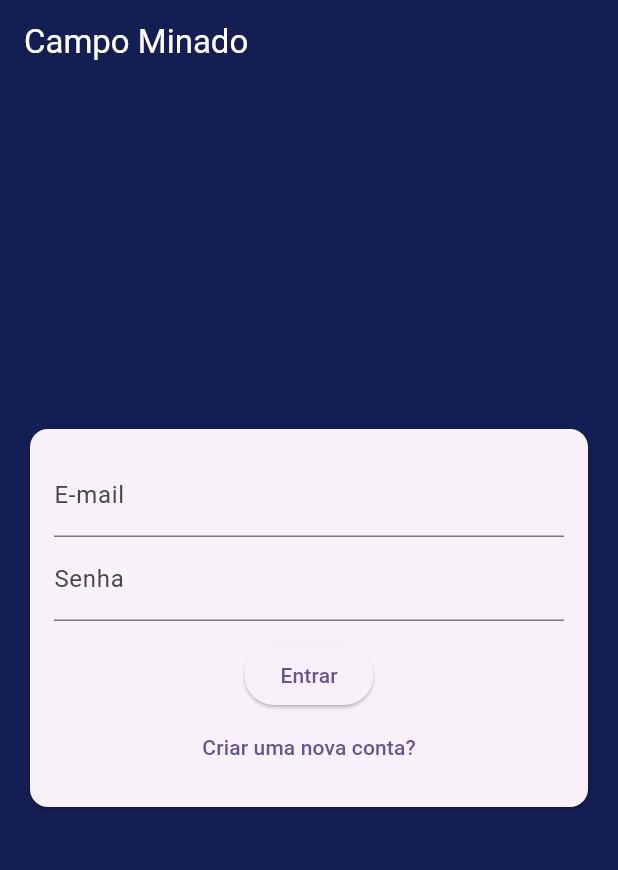
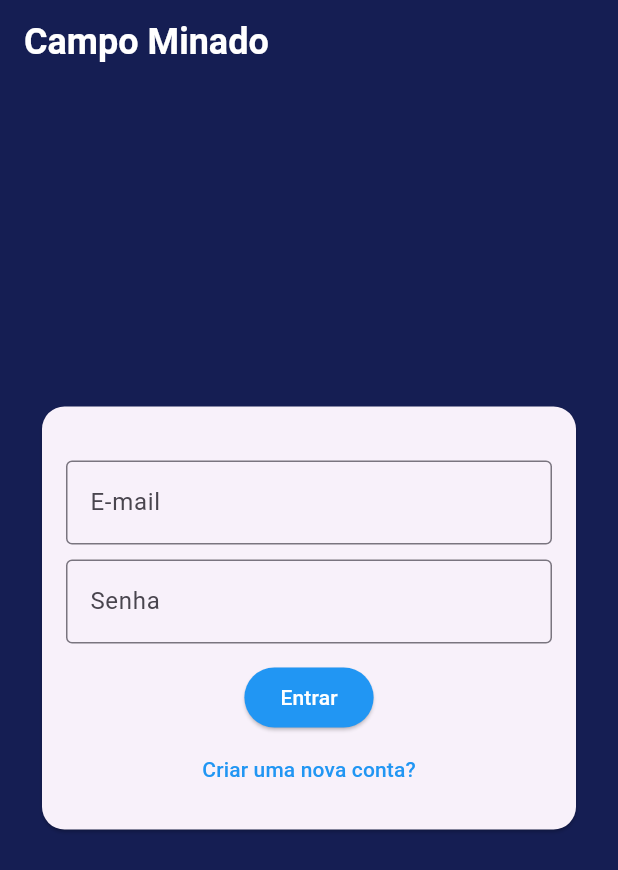
Before and after one commit to SamuelLoureiro/CampoMinado, a Flutter app: the screen it shows after launch, on a phone screen of 412 x 824 dp. Shown: the top 870 px of the screen. Run offline on Flutter 3.47's test engine with Material 2 defaults, Android fonts, the phone set to English and light mode, and no system bars; our stand-ins replace cloud_firestore, firebase_auth, firebase_core, firebase_storage, image_picker; accounts and stored records are empty.

Commit message:
mudanças no menu e na tela de cadastro

```diff
--- a/lib/models/auth_form.dart
+++ b/lib/models/auth_form.dart
@@ -39,6 +39,9 @@ class _AuthFormState extends State<AuthForm> {
   @override
   Widget build(BuildContext context) {
     return Card(
+      shape: RoundedRectangleBorder(
+        borderRadius: BorderRadius.circular(15.0),
+      ),
       margin: const EdgeInsets.all(20),
       child: Padding(
         padding: const EdgeInsets.all(16),
@@ -50,14 +53,16 @@ class _AuthFormState extends State<AuthForm> {
                 userImagePicker(
                   onImagePick: _handleOnImagePick,
                 ),
-              const ColoredBox(color: Colors.white),
+              const SizedBox(height: 10),
               if (_formData.isSignup)
                 TextFormField(
                   key: const ValueKey('name'),
                   initialValue: _formData.name,
                   onChanged: (name) => _formData.name = name,
-                  decoration: const InputDecoration(labelText: 'Nome'),
-                  // ignore: no_leading_underscores_for_local_identifiers
+                  decoration: const InputDecoration(
+                    labelText: 'Nome',
+                    border: OutlineInputBorder(),
+                  ),
                   validator: (_name) {
                     final name = _name ?? '';
                     if (name.trim().length < 5) {
@@ -66,12 +71,15 @@ class _AuthFormState extends State<AuthForm> {
                     return null;
                   },
                 ),
+              const SizedBox(height: 10),
               TextFormField(
                 key: const ValueKey('email'),
                 initialValue: _formData.email,
                 onChanged: (email) => _formData.email = email,
-                decoration: const InputDecoration(labelText: 'E-mail'),
-                // ignore: no_leading_underscores_for_local_identifiers
+                decoration: const InputDecoration(
+                  labelText: 'E-mail',
+                  border: OutlineInputBorder(),
+                ),
                 validator: (_email) {
                   final email = _email ?? '';
                   if (!email.contains('@')) {
@@ -80,13 +88,16 @@ class _AuthFormState extends State<AuthForm> {
                   return null;
                 },
               ),
+              const SizedBox(height: 10),
               TextFormField(
                 key: const ValueKey('password'),
                 initialValue: _formData.password,
                 onChanged: (password) => _formData.password = password,
                 obscureText: true,
-                // ignore: prefer_const_constructors
-                decoration: InputDecoration(labelText: 'Senha'),
+                decoration: const InputDecoration(
+                  labelText: 'Senha',
+                  border: OutlineInputBorder(),
+                ),
                 validator: (_password) {
                   final password = _password ?? '';
                   if (password.length < 6) {
@@ -100,6 +111,10 @@ class _AuthFormState extends State<AuthForm> {
                 onPressed: _submit,
                 child: Text(
                   _formData.isLogin ? 'Entrar' : 'Cadastrar',
+                  style: TextStyle(color: Colors.white),
+                ),
+                style: ElevatedButton.styleFrom(
+                  primary: Colors.blue,
                 ),
               ),
               TextButton(
@@ -107,6 +122,7 @@ class _AuthFormState extends State<AuthForm> {
                   _formData.isLogin
                       ? 'Criar uma nova conta?'
                       : 'Já possui uma conta?',
+                  style: TextStyle(color: Colors.blue),
                 ),
                 onPressed: () {
                   setState(() {
--- a/lib/screens/auth_pag.dart
+++ b/lib/screens/auth_pag.dart
@@ -42,22 +42,31 @@ class _AuthPageState extends State<AuthPage> {
             title: Container(
               child: Text(
                 'Campo Minado',
-                style: TextStyle(color: Colors.white),
+                style: TextStyle(
+                  color: Colors.white,
+                  fontSize: 24,
+                  fontWeight: FontWeight.bold,
+                ),
               ),
             ),
             backgroundColor: Color.fromARGB(255, 21, 30, 83),
             elevation: 0,
           ),
           Center(
-            child: SingleChildScrollView(
-              child: AuthForm(onSubmit: _handleSubmit),
+            child: Padding(
+              padding: const EdgeInsets.all(8.0),
+              child: SingleChildScrollView(
+                child: AuthForm(onSubmit: _handleSubmit),
+              ),
             ),
           ),
           if (_isLoading)
             Container(
               decoration: BoxDecoration(color: Colors.black.withOpacity(0.5)),
               child: Center(
-                child: CircularProgressIndicator(),
+                child: CircularProgressIndicator(
+                  valueColor: AlwaysStoppedAnimation<Color>(Colors.blue),
+                ),
               ),
             )
         ],
```
